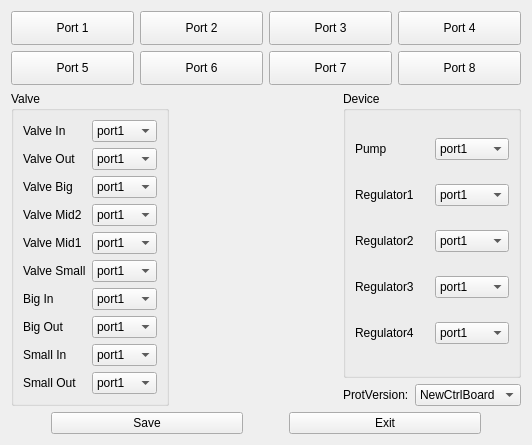
Qt form source/systemset/systemsetdlg/ui/setportfrm.ui (flimmy78/qtverify) before a commit.
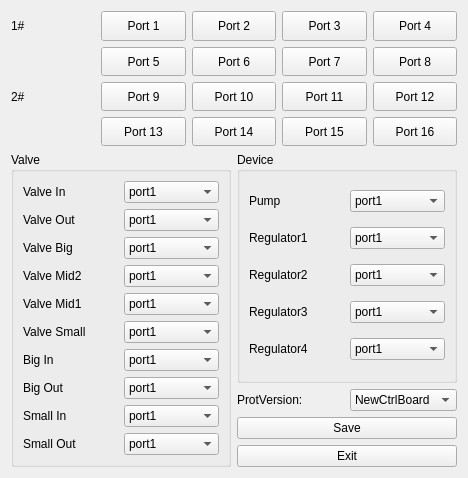
The same form after that commit. Icons and pictures are not drawn.

What changed in the file:
```diff
--- a/source/systemset/systemsetdlg/ui/setportfrm.ui
+++ b/source/systemset/systemsetdlg/ui/setportfrm.ui
@@ -9,8 +9,8 @@
    <rect>
     <x>0</x>
     <y>0</y>
-    <width>532</width>
-    <height>445</height>
+    <width>468</width>
+    <height>478</height>
    </rect>
   </property>
   <property name="windowTitle">
@@ -20,10 +20,17 @@
    <iconset resource="../systemsetdlg.qrc">
     <normaloff>:/systemsetdlg/images/portset.png</normaloff>:/systemsetdlg/images/portset.png</iconset>
   </property>
-  <layout class="QGridLayout" name="gridLayout_8">
+  <layout class="QGridLayout" name="gridLayout_7">
+   <item row="0" column="0" colspan="2">
+    <layout class="QGridLayout" name="gridLayout_6">
    <item row="0" column="0">
-    <layout class="QGridLayout" name="gridLayout_4">
-     <item row="0" column="0">
+      <widget class="QLabel" name="label_17">
+       <property name="text">
+        <string>1#</string>
+       </property>
+      </widget>
+     </item>
+     <item row="0" column="1">
       <widget class="QPushButton" name="btnRoutine_1">
        <property name="maximumSize">
         <size>
@@ -36,7 +43,7 @@
        </property>
       </widget>
      </item>
-     <item row="0" column="1">
+     <item row="0" column="2">
       <widget class="QPushButton" name="btnRoutine_2">
        <property name="maximumSize">
         <size>
@@ -49,7 +56,7 @@
        </property>
       </widget>
      </item>
-     <item row="0" column="2">
+     <item row="0" column="3">
       <widget class="QPushButton" name="btnRoutine_3">
        <property name="maximumSize">
         <size>
@@ -62,7 +69,7 @@
        </property>
       </widget>
      </item>
-     <item row="0" column="3">
+     <item row="0" column="4">
       <widget class="QPushButton" name="btnRoutine_4">
        <property name="maximumSize">
         <size>
@@ -75,46 +82,7 @@
        </property>
       </widget>
      </item>
-     <item row="1" column="3">
-      <widget class="QPushButton" name="btnRoutine_8">
-       <property name="maximumSize">
-        <size>
-         <width>16777215</width>
-         <height>80</height>
-        </size>
-       </property>
-       <property name="text">
-        <string>Port 8</string>
-       </property>
-      </widget>
-     </item>
-     <item row="1" column="2">
-      <widget class="QPushButton" name="btnRoutine_7">
-       <property name="maximumSize">
-        <size>
-         <width>16777215</width>
-         <height>80</height>
-        </size>
-       </property>
-       <property name="text">
-        <string>Port 7</string>
-       </property>
-      </widget>
-     </item>
      <item row="1" column="1">
-      <widget class="QPushButton" name="btnRoutine_6">
-       <property name="maximumSize">
-        <size>
-         <width>16777215</width>
-         <height>80</height>
-        </size>
-       </property>
-       <property name="text">
-        <string>Port 6</string>
-       </property>
-      </widget>
-     </item>
-     <item row="1" column="0">
       <widget class="QPushButton" name="btnRoutine_5">
        <property name="maximumSize">
         <size>
@@ -127,11 +95,163 @@
        </property>
       </widget>
      </item>
+     <item row="1" column="2">
+      <widget class="QPushButton" name="btnRoutine_6">
+       <property name="maximumSize">
+        <size>
+         <width>16777215</width>
+         <height>80</height>
+        </size>
+       </property>
+       <property name="text">
+        <string>Port 6</string>
+       </property>
+      </widget>
+     </item>
+     <item row="1" column="3">
+      <widget class="QPushButton" name="btnRoutine_7">
+       <property name="maximumSize">
+        <size>
+         <width>16777215</width>
+         <height>80</height>
+        </size>
+       </property>
+       <property name="text">
+        <string>Port 7</string>
+       </property>
+      </widget>
+     </item>
+     <item row="1" column="4">
+      <widget class="QPushButton" name="btnRoutine_8">
+       <property name="maximumSize">
+        <size>
+         <width>16777215</width>
+         <height>80</height>
+        </size>
+       </property>
+       <property name="text">
+        <string>Port 8</string>
+       </property>
+      </widget>
+     </item>
     </layout>
    </item>
-   <item row="1" column="0">
-    <layout class="QGridLayout" name="gridLayout_6">
+   <item row="1" column="0" colspan="2">
+    <layout class="QGridLayout" name="gridLayout_4">
      <item row="0" column="0">
+      <widget class="QLabel" name="label_18">
+       <property name="text">
+        <string>2#</string>
+       </property>
+      </widget>
+     </item>
+     <item row="0" column="1">
+      <widget class="QPushButton" name="btnRoutine_9">
+       <property name="maximumSize">
+        <size>
+         <width>16777215</width>
+         <height>80</height>
+        </size>
+       </property>
+       <property name="text">
+        <string>Port 9</string>
+       </property>
+      </widget>
+     </item>
+     <item row="0" column="2">
+      <widget class="QPushButton" name="btnRoutine_10">
+       <property name="maximumSize">
+        <size>
+         <width>16777215</width>
+         <height>80</height>
+        </size>
+       </property>
+       <property name="text">
+        <string>Port 10</string>
+       </property>
+      </widget>
+     </item>
+     <item row="0" column="3">
+      <widget class="QPushButton" name="btnRoutine_11">
+       <property name="maximumSize">
+        <size>
+         <width>16777215</width>
+         <height>80</height>
+        </size>
+       </property>
+       <property name="text">
+        <string>Port 11</string>
+       </property>
+      </widget>
+     </item>
+     <item row="0" column="4">
+      <widget class="QPushButton" name="btnRoutine_12">
+       <property name="maximumSize">
+        <size>
+         <width>16777215</width>
+         <height>80</height>
+        </size>
+       </property>
+       <property name="text">
+        <string>Port 12</string>
+       </property>
+      </widget>
+     </item>
+     <item row="1" column="1">
+      <widget class="QPushButton" name="btnRoutine_13">
+       <property name="maximumSize">
+        <size>
+         <width>16777215</width>
+         <height>80</height>
+        </size>
+       </property>
+       <property name="text">
+        <string>Port 13</string>
+       </property>
+      </widget>
+     </item>
+     <item row="1" column="2">
+      <widget class="QPushButton" name="btnRoutine_14">
+       <property name="maximumSize">
+        <size>
+         <width>16777215</width>
+         <height>80</height>
+        </size>
+       </property>
+       <property name="text">
+        <string>Port 14</string>
+       </property>
+      </widget>
+     </item>
+     <item row="1" column="3">
+      <widget class="QPushButton" name="btnRoutine_15">
+       <property name="maximumSize">
+        <size>
+         <width>16777215</width>
+         <height>80</height>
+        </size>
+       </property>
+       <property name="text">
+        <string>Port 15</string>
+       </property>
+      </widget>
+     </item>
+     <item row="1" column="4">
+      <widget class="QPushButton" name="btnRoutine_16">
+       <property name="maximumSize">
+        <size>
+         <width>16777215</width>
+         <height>80</height>
+        </size>
+       </property>
+       <property name="text">
+        <string>Port 16</string>
+       </property>
+      </widget>
+     </item>
+    </layout>
+   </item>
+   <item row="2" column="0" rowspan="3">
       <widget class="QGroupBox" name="gBox_Valve">
        <property name="title">
         <string>Valve</string>
@@ -1250,21 +1370,38 @@
        </layout>
       </widget>
      </item>
-     <item row="0" column="1">
-      <spacer name="horizontalSpacer_4">
-       <property name="orientation">
-        <enum>Qt::Horizontal</enum>
-       </property>
-       <property name="sizeHint" stdset="0">
-        <size>
-         <width>13</width>
-         <height>17</height>
-        </size>
-       </property>
-      </spacer>
-     </item>
-     <item row="0" column="2">
+   <item row="2" column="1">
       <layout class="QGridLayout" name="gridLayout_5">
+     <item row="1" column="0">
+      <layout class="QGridLayout" name="gridLayout">
+       <item row="0" column="0">
+        <widget class="QLabel" name="label_12">
+         <property name="text">
+          <string>ProtVersion:</string>
+         </property>
+        </widget>
+       </item>
+       <item row="0" column="1">
+        <widget class="QComboBox" name="cBox_Version">
+         <item>
+          <property name="text">
+           <string>NewCtrlBoard</string>
+          </property>
+         </item>
+         <item>
+          <property name="text">
+           <string>OldCtrlBoard</string>
+          </property>
+         </item>
+         <item>
+          <property name="text">
+           <string>LichCtrlBoard</string>
+          </property>
+         </item>
+        </widget>
+       </item>
+      </layout>
+     </item>
        <item row="0" column="0">
         <widget class="QGroupBox" name="gBox_Dev">
          <property name="title">
@@ -1829,59 +1966,9 @@
          </layout>
         </widget>
        </item>
-       <item row="1" column="0">
-        <layout class="QGridLayout" name="gridLayout">
-         <item row="0" column="0">
-          <widget class="QLabel" name="label_12">
-           <property name="text">
-            <string>ProtVersion:</string>
-           </property>
-          </widget>
-         </item>
-         <item row="0" column="1">
-          <widget class="QComboBox" name="cBox_Version">
-           <item>
-            <property name="text">
-             <string>NewCtrlBoard</string>
-            </property>
-           </item>
-           <item>
-            <property name="text">
-             <string>OldCtrlBoard</string>
-            </property>
-           </item>
-           <item>
-            <property name="text">
-             <string>LichCtrlBoard</string>
-            </property>
-           </item>
-          </widget>
-         </item>
-        </layout>
-       </item>
-      </layout>
-     </item>
-    </layout>
-   </item>
-   <item row="2" column="0">
-    <layout class="QGridLayout" name="gridLayout_7">
-     <item row="0" column="0">
-      <spacer name="horizontalSpacer_2">
-       <property name="orientation">
-        <enum>Qt::Horizontal</enum>
-       </property>
-       <property name="sizeType">
-        <enum>QSizePolicy::Preferred</enum>
-       </property>
-       <property name="sizeHint" stdset="0">
-        <size>
-         <width>40</width>
-         <height>20</height>
-        </size>
-       </property>
-      </spacer>
-     </item>
-     <item row="0" column="1">
+    </layout>
+   </item>
+   <item row="3" column="1">
       <widget class="QPushButton" name="btn_Save">
        <property name="sizePolicy">
         <sizepolicy hsizetype="Preferred" vsizetype="Fixed">
@@ -1894,23 +1981,7 @@
        </property>
       </widget>
      </item>
-     <item row="0" column="2">
-      <spacer name="horizontalSpacer">
-       <property name="orientation">
-        <enum>Qt::Horizontal</enum>
-       </property>
-       <property name="sizeType">
-        <enum>QSizePolicy::Preferred</enum>
-       </property>
-       <property name="sizeHint" stdset="0">
-        <size>
-         <width>40</width>
-         <height>20</height>
-        </size>
-       </property>
-      </spacer>
-     </item>
-     <item row="0" column="3">
+   <item row="4" column="1">
       <widget class="QPushButton" name="btn_Exit">
        <property name="sizePolicy">
         <sizepolicy hsizetype="Preferred" vsizetype="Fixed">
@@ -1923,25 +1994,12 @@
        </property>
       </widget>
      </item>
-     <item row="0" column="4">
-      <spacer name="horizontalSpacer_3">
-       <property name="orientation">
-        <enum>Qt::Horizontal</enum>
-       </property>
-       <property name="sizeType">
-        <enum>QSizePolicy::Preferred</enum>
-       </property>
-       <property name="sizeHint" stdset="0">
-        <size>
-         <width>40</width>
-         <height>20</height>
-        </size>
-       </property>
-      </spacer>
-     </item>
-    </layout>
-   </item>
-  </layout>
+  </layout>
+  <zorder>label_17</zorder>
+  <zorder>layoutWidget</zorder>
+  <zorder>gBox_Dev</zorder>
+  <zorder>btn_Save</zorder>
+  <zorder>btn_Exit</zorder>
  </widget>
  <resources>
   <include location="../systemsetdlg.qrc"/>
```
Lines whose indentation alone changed are shown as unchanged.
